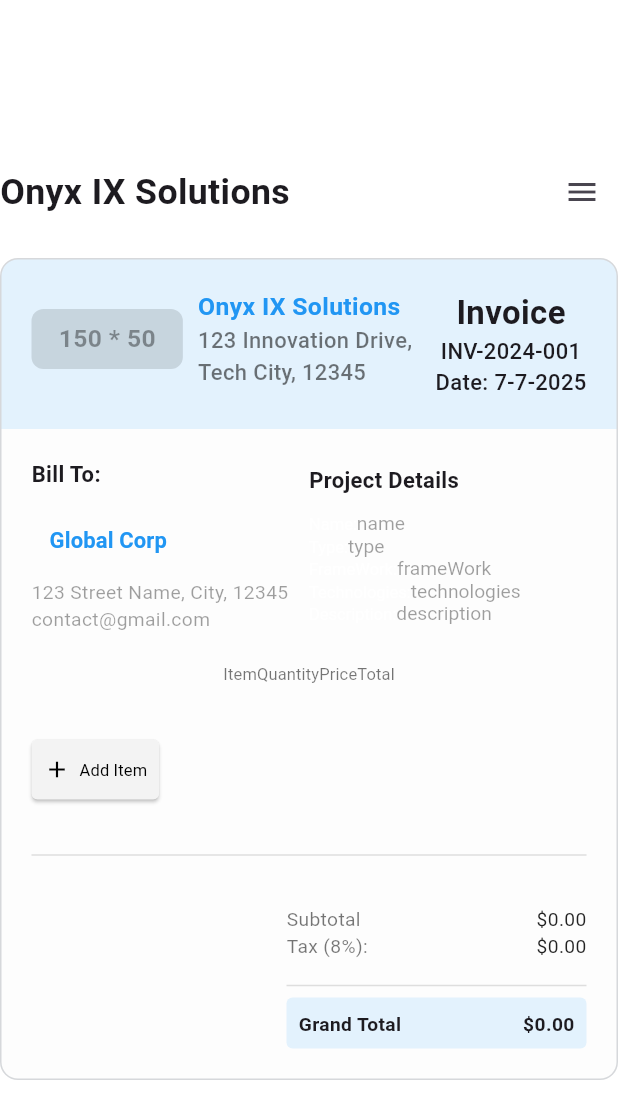
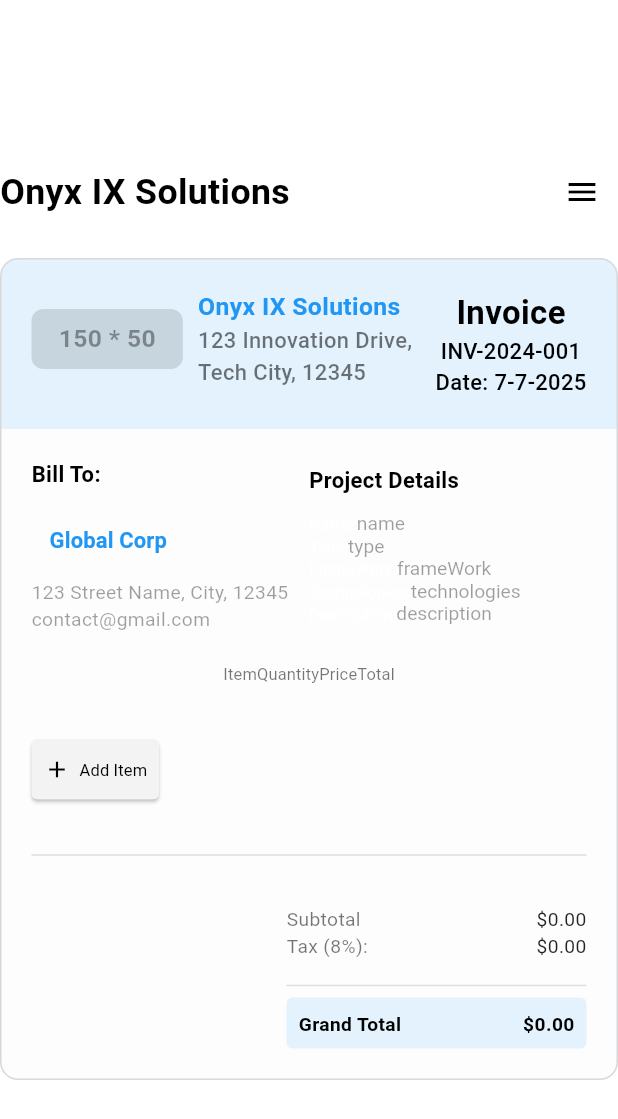
Before and after one commit to omerbanaemh/print_ready_invoice, a Flutter app: the screen it shows after launch, on a phone screen of 412 x 824 dp. Shown: the top 1119 px of the screen. Run offline on Flutter 3.47's test engine with Material 3 defaults, Android fonts, the phone set to English and light mode, and no system bars; drawn by our look-alikes of flutter_form_builder; our stand-ins replace adaptive_theme, bloc, flutter_bloc, form_builder_validators, pdf, printing.

Commit message:
feat: enhance theme management with updated text styles and button themes

```diff
--- a/lib/core/utils/app_styles.dart
+++ b/lib/core/utils/app_styles.dart
@@ -19,13 +19,6 @@ abstract class AppStyles {
     );
   }
 
-  static TextStyle styleRegular16(context) {
-    return TextStyle(
-      // color: Colors.black,
-      fontSize: getResponsiveFontSize(context, fontSize: 16),
-      fontWeight: FontWeight.w400,
-    );
-  }
 
   // Medium
   static TextStyle styleMedium16(BuildContext context) {
@@ -36,13 +29,6 @@ abstract class AppStyles {
     );
   }
 
-  static TextStyle styleMedium20(BuildContext context) {
-    return TextStyle(
-      // color: Colors.black,
-      fontSize: getResponsiveFontSize(context, fontSize: 20),
-      fontWeight: FontWeight.w500,
-    );
-  }
 
   // SemiBold
   static TextStyle styleSemiBold14(BuildContext context) {
@@ -94,14 +80,6 @@ abstract class AppStyles {
     );
   }
 
-  // Bold
-  static TextStyle styleBold16(BuildContext context) {
-    return TextStyle(
-      // color: Colors.black,
-      fontSize: getResponsiveFontSize(context, fontSize: 16),
-      fontWeight: FontWeight.w700,
-    );
-  }
 }
 
 // sacleFactor
--- a/lib/core/utils/app_them.dart
+++ b/lib/core/utils/app_them.dart
@@ -1,15 +1,90 @@
 import 'package:flutter/material.dart';
+import 'package:print_ready_invoice/core/utils/app_styles.dart';
 
 class AppTheme {
   static ThemeData lightTheme(BuildContext context) {
     return ThemeData(
+      primaryColor: Colors.white,
       scaffoldBackgroundColor: Colors.white,
+
+
+        textTheme: TextTheme(
+        // displayLarge: AppStyles.styleMedium16(context),
+        // displayMedium: AppStyles.styleMedium16(context),
+        // bodyLarge: AppStyles.styleMedium16(context),
+        // labelLarge: AppStyles.styleMedium16(context),
+        // bodySmall: AppStyles.styleMedium16(context),
+        //Regular
+        titleLarge: AppStyles.styleRegular12(context),
+        bodyMedium: AppStyles.styleRegular14(context),
+
+        //medume
+        labelMedium: AppStyles.styleMedium16(context),
+
+
+
+        ),
+
+
+
+      colorScheme: const ColorScheme.light(
+        primary: Colors.white,
+        secondary: Colors.white,
+        surface: Colors.white,
+        background: Colors.white,
+        error: Colors.white,
+      ),
+
+
+        elevatedButtonTheme: ElevatedButtonThemeData(
+        style: ElevatedButton.styleFrom(
+          backgroundColor: Colors.grey,
+          foregroundColor: Colors.amber
+        ),),
     );
   }
 
   static ThemeData darkTheme(BuildContext context) {
     return ThemeData(
-      scaffoldBackgroundColor: Colors.black54,
+      primaryColor: Colors.black54,
+      scaffoldBackgroundColor: Colors.black,
+
+
+        textTheme: TextTheme(
+          //Regular
+        titleLarge: AppStyles.styleRegular12(context).copyWith(color: Colors.white),
+        bodyMedium: AppStyles.styleRegular14(context).copyWith(color: Colors.white),
+
+        //medume
+        labelMedium: AppStyles.styleMedium16(context).copyWith(color: Colors.white),
+
+
+        displayLarge: AppStyles.styleMedium16(context).copyWith(color: Colors.white),
+        displayMedium: AppStyles.styleMedium16(context).copyWith(color: Colors.white),
+        bodyLarge: AppStyles.styleMedium16(context).copyWith(color: Colors.white),
+        labelLarge: AppStyles.styleMedium16(context).copyWith(color: Colors.white),
+        bodySmall: AppStyles.styleMedium16(context).copyWith(color: Colors.white),
+
+        ),
+
+
+
+        colorScheme: const ColorScheme.light(
+        primary: Colors.grey,
+        secondary: Colors.black45,
+        surface: Colors.black54,
+        background: Colors.black54,
+        error: Colors.black54,
+      ),
+
+
+      elevatedButtonTheme: ElevatedButtonThemeData(
+        style: ElevatedButton.styleFrom(
+          backgroundColor: Colors.grey,
+          foregroundColor: Colors.amber
+        )
+
+      )
     );
   }
 }
```
